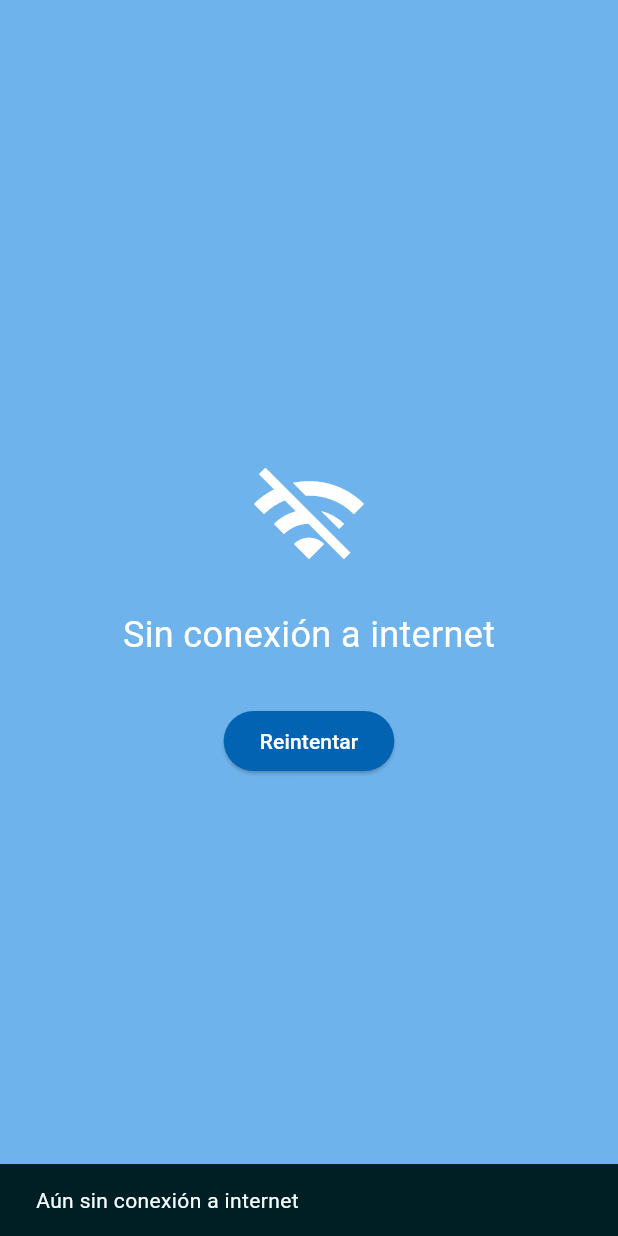
After one commit to JoseHernandezVera/pharmacheck_app, a Flutter app: the screen it shows after launch, after a tap on "Reintentar", on a phone screen of 412 x 824 dp. The commit adds this screen. Run offline on Flutter 3.47's test engine with Material 3 defaults, Android fonts, the phone set to English and light mode, and no system bars; our stand-ins replace audioplayers, connectivity_plus.

Commit message:
Laboratorio 10

```diff
--- a/lib/main.dart
+++ b/lib/main.dart
@@ -1,23 +1,42 @@
+import 'dart:io';
 import 'package:flutter/material.dart';
+import 'package:connectivity_plus/connectivity_plus.dart';
 import 'pages/splash.dart';
+import 'pages/no_internet_screen.dart';
+import 'theme/app_theme.dart';
 
-void main() {
-  runApp(const MyApp());
+Future<bool> _checkRealInternetConnection() async {
+  try {
+    final result = await InternetAddress.lookup('google.com');
+    return result.isNotEmpty && result[0].rawAddress.isNotEmpty;
+  } on SocketException catch (_) {
+    return false;
+  }
 }
 
-class MyApp extends StatelessWidget {
-  const MyApp({super.key});
+void main() async {
+  WidgetsFlutterBinding.ensureInitialized();
+
+  final connectivityResult = await Connectivity().checkConnectivity();
+  final hasNetworkConnection = connectivityResult != ConnectivityResult.none;
+
+  final hasInternet = hasNetworkConnection && await _checkRealInternetConnection();
+
+  runApp(PharmaCheckApp(hasInternet: hasInternet));
+}
+
+class PharmaCheckApp extends StatelessWidget {
+  final bool hasInternet;
+
+  const PharmaCheckApp({super.key, required this.hasInternet});
 
   @override
   Widget build(BuildContext context) {
     return MaterialApp(
+      debugShowCheckedModeBanner: false,
       title: 'PharmaCheck',
-      theme: ThemeData(
-        fontFamily: 'Lato',
-        useMaterial3: true,
-        colorScheme: ColorScheme.fromSeed(seedColor: Color.fromARGB(255, 3, 99, 179)),
-      ),
-      home: const SplashPage(),
+      theme: AppTheme.lightTheme,
+      home: hasInternet ? const SplashPage() : const NoInternetScreen(),
     );
   }
 }
--- /dev/null
+++ b/lib/pages/no_internet_screen.dart
@@ -0,0 +1,64 @@
+import 'package:flutter/material.dart';
+import 'package:connectivity_plus/connectivity_plus.dart';
+import 'dart:io';
+import 'splash.dart';
+
+class NoInternetScreen extends StatelessWidget {
+  const NoInternetScreen({super.key});
+
+  Future<bool> _checkRealInternet() async {
+    try {
+      final result = await InternetAddress.lookup('google.com')
+          .timeout(const Duration(seconds: 3));
+      return result.isNotEmpty && result[0].rawAddress.isNotEmpty;
+    } catch (_) {
+      return false;
+    }
+  }
+
+  @override
+  Widget build(BuildContext context) {
+    return Scaffold(
+      backgroundColor: const Color.fromARGB(255, 110, 179, 235),
+      body: Center(
+        child: Column(
+          mainAxisAlignment: MainAxisAlignment.center,
+          children: [
+            const Icon(Icons.wifi_off, size: 80, color: Colors.white),
+            const SizedBox(height: 20),
+            const Text(
+              'Sin conexión a internet',
+              style: TextStyle(fontSize: 24, color: Colors.white),
+            ),
+            const SizedBox(height: 30),
+            ElevatedButton(
+              style: ElevatedButton.styleFrom(
+                backgroundColor: const Color.fromARGB(255, 3, 99, 179),
+              ),
+              onPressed: () async {
+                final connectivityResult = await Connectivity().checkConnectivity();
+                final hasNetwork = connectivityResult != ConnectivityResult.none;
+                final hasInternet = hasNetwork && await _checkRealInternet();
+
+                if (hasInternet && context.mounted) {
+                  Navigator.pushReplacement(
+                    context,
+                    MaterialPageRoute(builder: (_) => const SplashPage()),
+                  );
+                } else if (context.mounted) {
+                  ScaffoldMessenger.of(context).showSnackBar(
+                    const SnackBar(
+                      content: Text("Aún sin conexión a internet"),
+                      duration: Duration(seconds: 2),
+                    ),
+                  );
+                }
+              },
+              child: const Text('Reintentar', style: TextStyle(color: Colors.white)),
+            ),
+          ],
+        ),
+      ),
+    );
+  }
+}
--- /dev/null
+++ b/lib/theme/app_theme.dart
@@ -0,0 +1,32 @@
+import 'package:flutter/material.dart';
+import 'color_schemes.g.dart';
+
+class AppTheme {
+  static final ThemeData lightTheme = ThemeData(
+    useMaterial3: true,
+    colorScheme: lightColorScheme,
+    scaffoldBackgroundColor: lightColorScheme.background,
+    appBarTheme: AppBarTheme(
+      backgroundColor: lightColorScheme.primary,
+      foregroundColor: lightColorScheme.onPrimary,
+    ),
+    floatingActionButtonTheme: FloatingActionButtonThemeData(
+      backgroundColor: lightColorScheme.primary,
+      foregroundColor: lightColorScheme.onPrimary,
+    ),
+  );
+
+  static final ThemeData darkTheme = ThemeData(
+    useMaterial3: true,
+    colorScheme: darkColorScheme,
+    scaffoldBackgroundColor: darkColorScheme.background,
+    appBarTheme: AppBarTheme(
+      backgroundColor: darkColorScheme.primary,
+      foregroundColor: darkColorScheme.onPrimary,
+    ),
+    floatingActionButtonTheme: FloatingActionButtonThemeData(
+      backgroundColor: darkColorScheme.primary,
+      foregroundColor: darkColorScheme.onPrimary,
+    ),
+  );
+}
```
Also changed, not shown: lib/theme/theme.dart (added, +389 -0 lines), pubspec.yaml (+9 -0 lines), lib/entity/pacientes.dart (added), lib/theme/color_schemes.g.dart (added), pubspec.lock, 14 other files.
